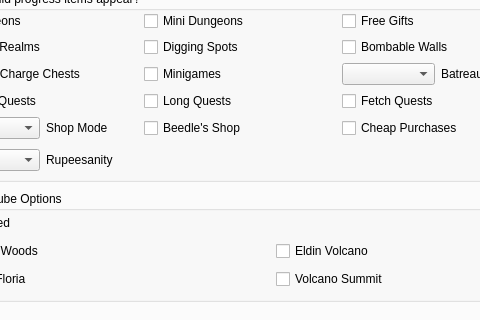
Old version of the form gui/randogui.ui in the repository ssrando/ssrando; both pictures show x 85 to 565 and y 115 to 435 of the 1051 by 738 pixel window.
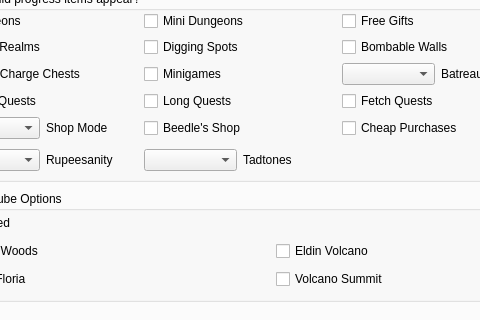
New version of the form. The open tabs and pages were chosen to show the change.

Commit message: Add Tadtones option to UI

```diff
--- a/gui/randogui.ui
+++ b/gui/randogui.ui
@@ -656,6 +656,20 @@
           </item>
          </layout>
         </item>
+        <item row="6" column="2">
+         <layout class="QHBoxLayout" name="horizontalLayout_13">
+          <item>
+           <widget class="QComboBox" name="option_tadtones"/>
+          </item>
+          <item>
+           <widget class="QLabel" name="label_for_option_tadtones_3">
+            <property name="text">
+             <string>Tadtones</string>
+            </property>
+           </widget>
+          </item>
+         </layout>
+        </item>
        </layout>
       </widget>
      </widget>
```
Left out of the diff: 2 changed lines with no effect on the pictures. The commit also changes 4 other files.
